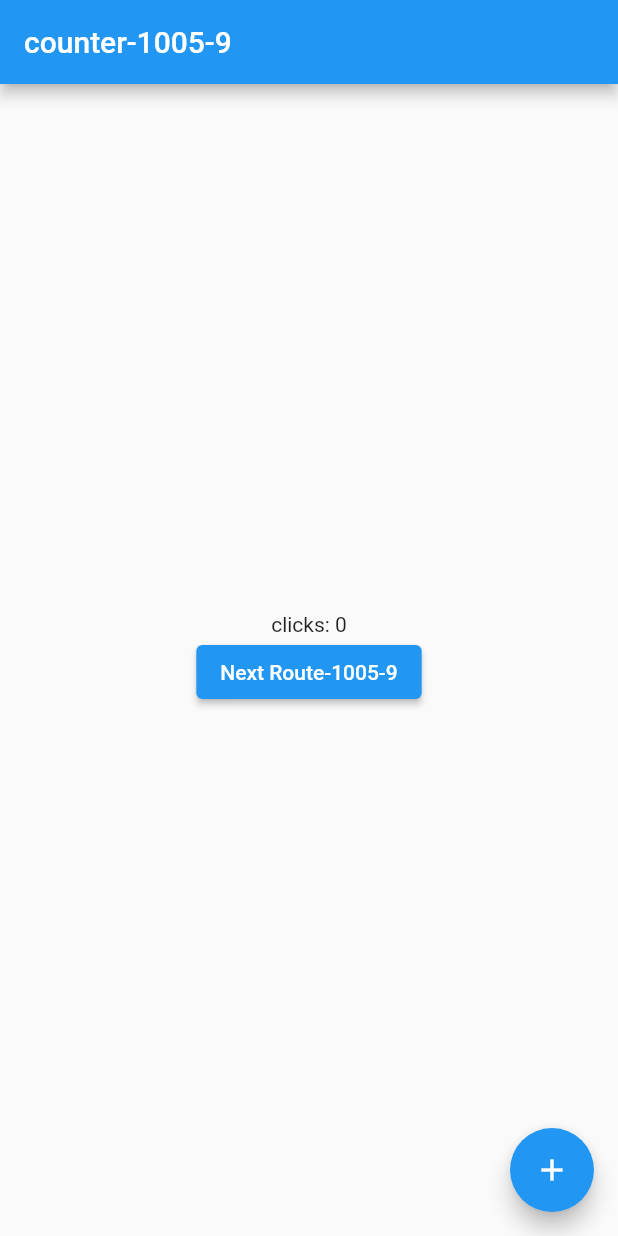
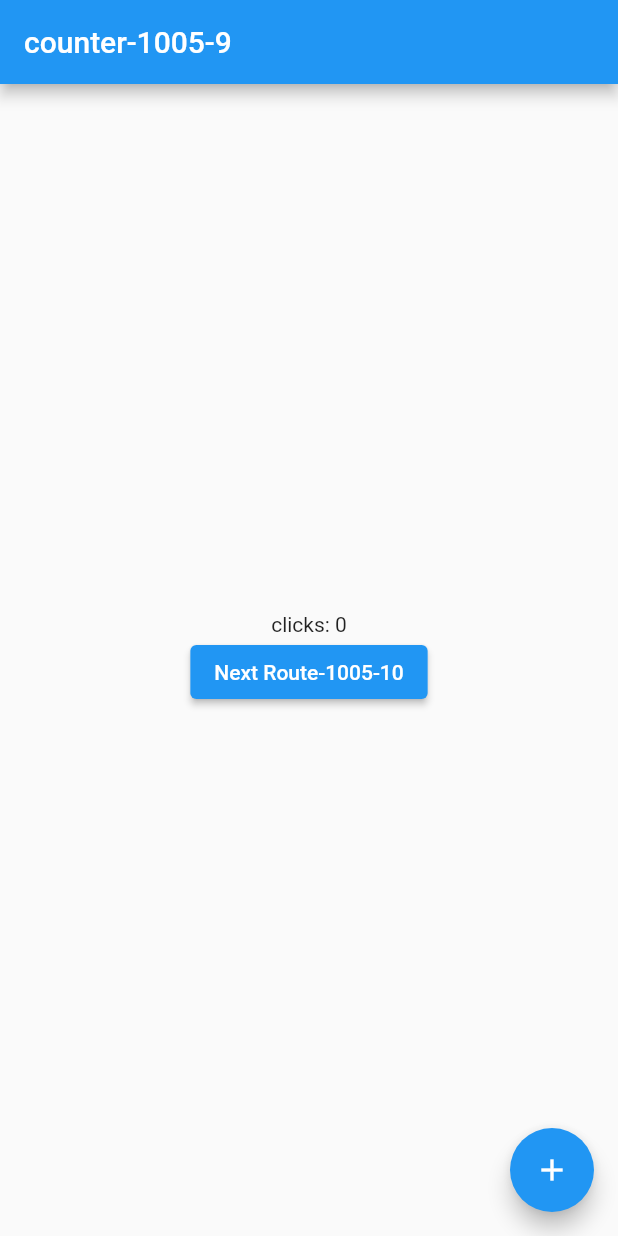
Before and after one commit to alexlozdev/flutter_getx_example1, a Flutter app: the screen it shows after launch, on a phone screen of 412 x 824 dp. Run offline on Flutter 3.47's test engine with Material 2 defaults, Android fonts, the phone set to English and light mode, and no system bars; our stand-ins replace get.

Commit message:
changed 1005-10
commit 73ac34ea9182a3106a66c45472122d6eee316856
Author: Alex <61686168+alexlozdev@users.noreply.github.com>
Date:   Wed Oct 5 19:40:55 2022 +0800

    1005-10

```diff
--- a/lib/main.dart
+++ b/lib/main.dart
@@ -24,7 +24,7 @@ class Home extends StatelessWidget {
               'clicks: ${controller.count}',
             )),
             ElevatedButton(
-              child: Text('Next Route-1005-9'),
+              child: Text('Next Route-1005-10'),
               onPressed: () {
                 Get.to(Second());
                 /*
```
